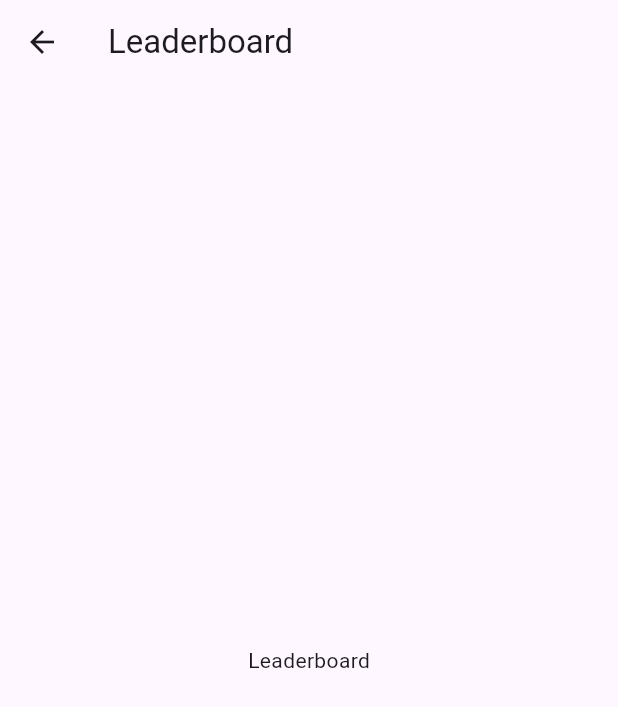
After one commit to Omiromir/Puzzle-2048, a Flutter app: the screen it shows after launch, after a tap on "New Game", after a tap on the "home" icon, after a tap on "Leaderboard", on a phone screen of 412 x 824 dp. The commit adds this screen. Shown: the top 707 px of the screen. Run offline on Flutter 3.47's test engine with Material 3 defaults, Android fonts, the light colour scheme and no system bars.

Commit message:
Add navigation

```diff
--- /dev/null
+++ b/lib/game_page.dart
@@ -0,0 +1,28 @@
+import 'package:flutter/material.dart';
+import 'main.dart';
+
+class NewGamePage extends StatelessWidget {
+  const NewGamePage({super.key});
+
+  @override
+  Widget build(BuildContext context) {
+    return PopScope(
+      canPop: false,
+      child: Scaffold(
+        appBar: AppBar(
+            leading: IconButton(
+              icon: const Icon(Icons.home),
+              onPressed: () {
+                Navigator.pushReplacement(
+                  context,
+                  MaterialPageRoute(builder: (context) => const MainScreen()),
+                );
+              },
+            ),
+        ),
+        body: const Center(child: Text("Game Screen")),
+      ),
+    );
+
+  }
+}
--- a/lib/home_page.dart
+++ b/lib/home_page.dart
@@ -1,11 +1,15 @@
 import 'package:flutter/material.dart';
-
+import 'about_page.dart';
+import 'game_page.dart';
+import 'settings_page.dart';
+import 'leaderboard_page.dart';
 class HomePage extends StatelessWidget {
   const HomePage({super.key});
 
   @override
   Widget build(BuildContext context) {
     return Scaffold(
+      appBar: AppBar(title: const Text("Home")),
       body: SafeArea(
         child: LayoutBuilder(
           builder: (context, constraints) {
@@ -69,7 +73,31 @@ class HomePage extends StatelessWidget {
                             List<String> labels = ["New Game", "Leaderboard", "Settings", "How to Play"];
                             List<IconData> icons = [Icons.play_arrow, Icons.emoji_events, Icons.settings, Icons.help];
 
-                            return Card(
+                            return InkWell(
+                              onTap: () {
+                                switch (index) {
+                                  case 0:
+                                  // Navigate to New Game screen
+                                    Navigator.pushReplacement(
+                                      context,
+                                      MaterialPageRoute(builder: (context) => const NewGamePage()),
+                                    );
+                                    break;
+                                  case 1:
+                                  // Navigate to Leaderboard screen
+                                    Navigator.push(context, MaterialPageRoute(builder: (context) => const LeaderboardPage()));
+                                    break;
+                                  case 2:
+                                  // Navigate to Settings screen
+                                    Navigator.push(context, MaterialPageRoute(builder: (context) => const SettingsPage()));
+                                    break;
+                                  case 3:
+                                  // Navigate to About screen
+                                    Navigator.push(context, MaterialPageRoute(builder: (context) => const AboutPage()));
+                                    break;
+                                }
+                              },
+                              child: Card(
                                 color: Colors.teal,
                                 child: Column(
                                   mainAxisAlignment: MainAxisAlignment.center,
@@ -78,6 +106,7 @@ class HomePage extends StatelessWidget {
                                     const SizedBox(height: 10),
                                     Text(labels[index], style: const TextStyle(fontSize: 18, color: Colors.white)),
                                   ],
+                                ),
                               ),
                             );
                           },
--- /dev/null
+++ b/lib/leaderboard_page.dart
@@ -0,0 +1,16 @@
+import 'package:flutter/material.dart';
+
+class LeaderboardPage extends StatelessWidget {
+  const LeaderboardPage({super.key});
+
+  @override
+  Widget build(BuildContext context) {
+    return Scaffold(
+      appBar: AppBar(title: const Text("Leaderboard")),
+      body: const SafeArea(
+          child: Center(child: Text("Leaderboard")
+          )
+      ) ,
+    );
+  }
+}
--- /dev/null
+++ b/lib/settings_page.dart
@@ -0,0 +1,17 @@
+import 'package:flutter/material.dart';
+
+class SettingsPage extends StatelessWidget {
+  const SettingsPage({super.key});
+
+  @override
+  Widget build(BuildContext context) {
+    return Scaffold(
+      appBar: AppBar(title: const Text("Settings")),
+      body: const SafeArea(
+          child: Center(
+              child: Text("Settings")
+          )
+      ),
+    );
+  }
+}
```
Lines whose indentation alone changed are shown as unchanged.
